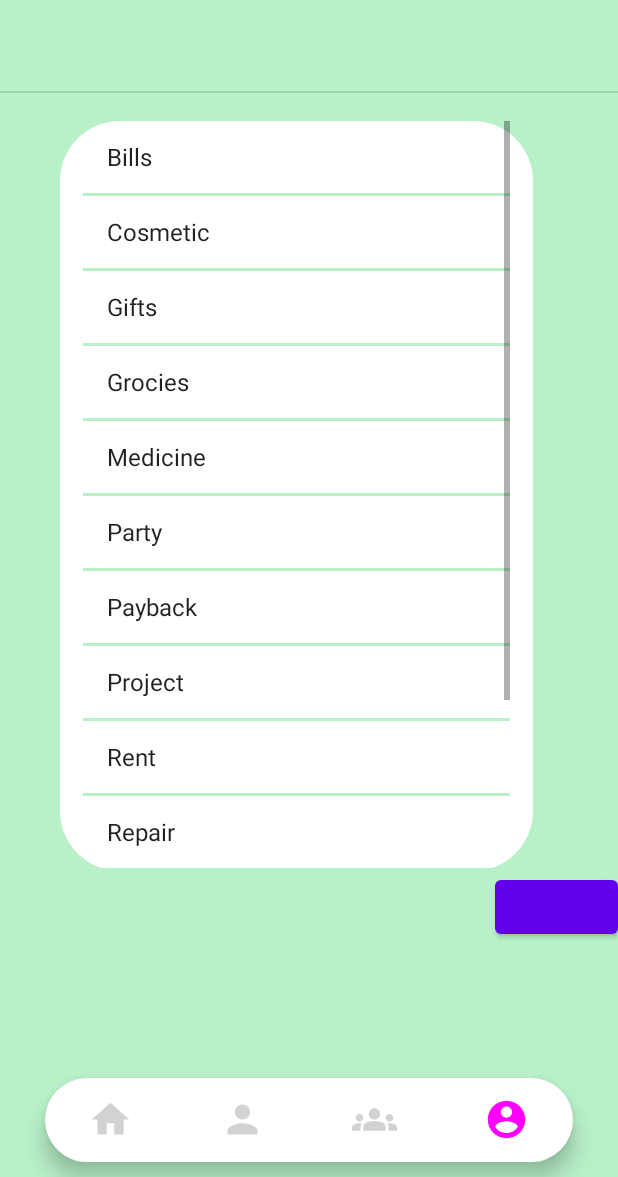
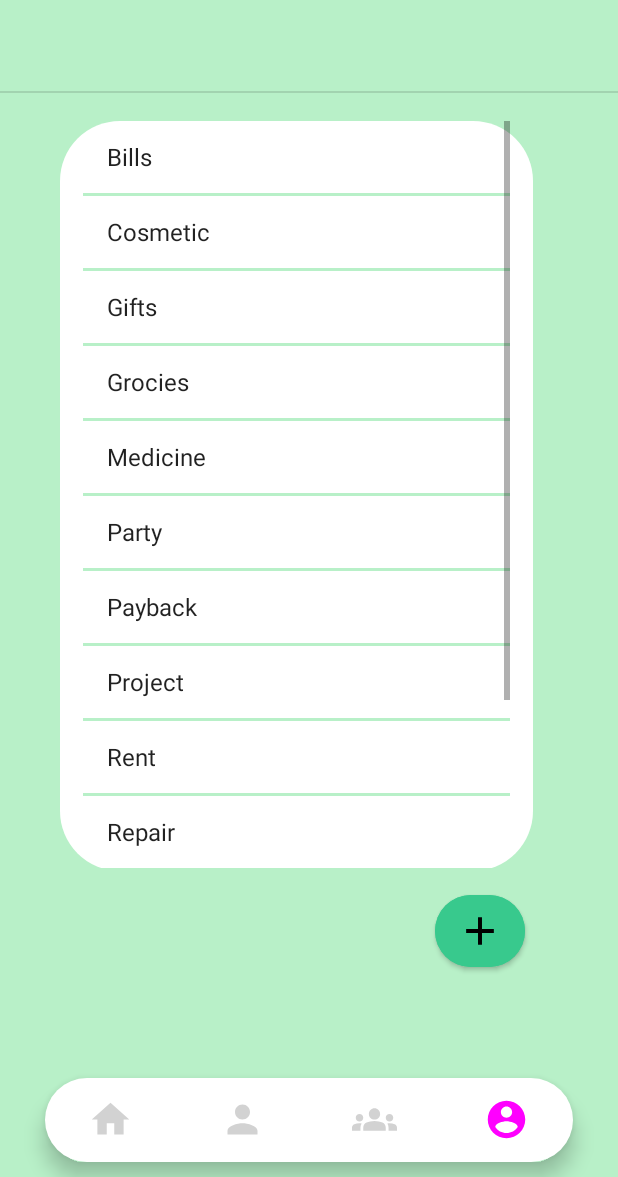
Before and after one commit to sksingh2/Xpense, an Android app: the screen it shows after launch (bottom_navigation), item 4 of the bottom bar chosen, on a phone screen of 412 x 824 dp, the part 59-1236 px from its top. Run offline under Robolectric (Android 15) with nearby library versions, the phone set to English and light mode, and no system bars; libraries missing offline, so code that uses them is left out: com.github.mikephil.charting; 34 statements that could not run were skipped.

Commit message:
button added in layout

```diff
--- a/app/src/main/java/com/example/xpense/ProfileFragment.java
+++ b/app/src/main/java/com/example/xpense/ProfileFragment.java
@@ -9,6 +9,7 @@ import android.view.View;
 import android.view.ViewGroup;
 import android.widget.AdapterView;
 import android.widget.ArrayAdapter;
+import android.widget.Button;
 import android.widget.ListView;
 
 /**
@@ -68,11 +69,16 @@ public class ProfileFragment extends Fragment {
         view = inflater.inflate(R.layout.fragment_profile, container, false);
         // Inflate the layout for this fragment
         ListView prof_list;
+        Button add;
+        add = (Button)view.findViewById(R.id.add);
         String [] list_item = {"Bills", "Cosmetic", "Gifts", "Grocies", "Medicine", "Party", "Payback", "Project", "Rent", "Repair", "Snacks", "Stationary", "Subscription"};
         prof_list = (ListView) view.findViewById(R.id.prof_list);
         ArrayAdapter<String> converter = new ArrayAdapter<String> (getActivity(),
                 android.R.layout.simple_list_item_1, list_item);
         prof_list.setAdapter(converter);
+        add.setOnClickListener(v -> {
+
+        });
         prof_list.setOnItemClickListener(new AdapterView.OnItemClickListener() {
             @Override
             public void onItemClick(AdapterView<?> parent, View view, int position, long id) {
--- /dev/null
+++ b/app/src/main/res/drawable-anydpi/ic_action_add.xml
@@ -0,0 +1,16 @@
+<vector xmlns:android="http://schemas.android.com/apk/res/android"
+    android:width="24dp"
+    android:height="24dp"
+    android:viewportWidth="24"
+    android:viewportHeight="24"
+    android:tint="#000000"
+    android:alpha="1">
+  <group android:scaleX="1.3186814"
+      android:scaleY="1.3186814"
+      android:translateX="-3.8241758"
+      android:translateY="-3.8241758">
+    <path
+        android:fillColor="@android:color/white"
+        android:pathData="M19,13h-6v6h-2v-6H5v-2h6V5h2v6h6v2z"/>
+  </group>
+</vector>
--- /dev/null
+++ b/app/src/main/res/drawable/rounded_button.xml
@@ -0,0 +1,9 @@
+<?xml version="1.0" encoding="utf-8"?>
+<shape xmlns:android="http://schemas.android.com/apk/res/android" android:shape="rectangle" >
+    <solid android:color="#38C98D" />
+    <corners android:bottomRightRadius="300dp"
+        android:bottomLeftRadius="300dp"
+        android:topRightRadius="300dp"
+        android:topLeftRadius="300dp"/>
+
+</shape>
--- a/app/src/main/res/layout/fragment_profile.xml
+++ b/app/src/main/res/layout/fragment_profile.xml
@@ -1,5 +1,6 @@
 <?xml version="1.0" encoding="utf-8"?>
 <FrameLayout xmlns:android="http://schemas.android.com/apk/res/android"
+    xmlns:app="http://schemas.android.com/apk/res-auto"
     xmlns:tools="http://schemas.android.com/tools"
     android:layout_width="match_parent"
     android:layout_height="match_parent"
@@ -29,13 +30,15 @@
         android:paddingEnd="15dp" />
 
     <Button
-        android:id="@+id/button2"
-        android:layout_width="wrap_content"
-        android:layout_height="wrap_content"
-
-        android:layout_marginTop="620dp"
-        android:layout_marginStart="330dp"
-        />
+        android:id="@+id/add"
+        android:layout_width="60dp"
+        android:layout_height="60dp"
+        android:layout_marginStart="290dp"
+        android:layout_marginTop="630dp"
+        android:backgroundTint="#38C98D"
+        android:foreground="@drawable/ic_action_add"
+        android:foregroundGravity="center"
+        app:cornerRadius="60dp" />
 
     <View
         android:id="@+id/divider"
```
Also changed, not shown: app/src/main/res/drawable-hdpi/ic_action_add.png (added), app/src/main/res/drawable-mdpi/ic_action_add.png (added), app/src/main/res/drawable-xhdpi/ic_action_add.png (added), app/src/main/res/drawable-xxhdpi/ic_action_add.png (added).
